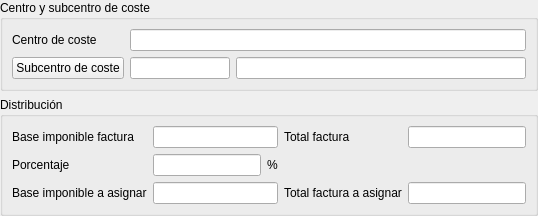
First picture: the form in es.alephsistemas.gestion.rrhh/rrhh_nominasdistribucioncostes.dbrecord.ui, repository dpinelo/AlephERP-MainModules, before the edit.
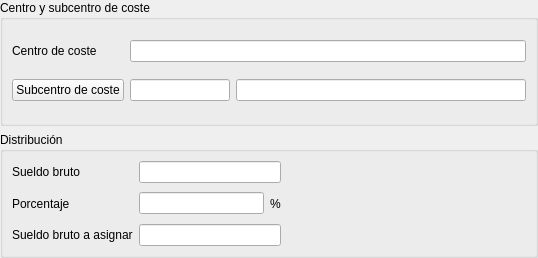
Second picture: the form after the edit. Custom widgets are drawn as their Qt base class.

```diff
--- a/es.alephsistemas.gestion.rrhh/rrhh_nominasdistribucioncostes.dbrecord.ui
+++ b/es.alephsistemas.gestion.rrhh/rrhh_nominasdistribucioncostes.dbrecord.ui
@@ -7,7 +7,7 @@
     <x>0</x>
     <y>0</y>
     <width>538</width>
-    <height>196</height>
+    <height>258</height>
    </rect>
   </property>
   <property name="windowTitle">
@@ -106,28 +106,14 @@
       <item row="0" column="0">
        <widget class="QLabel" name="label_2">
         <property name="text">
-         <string>Base imponible factura</string>
+         <string>Sueldo bruto</string>
         </property>
        </widget>
       </item>
       <item row="0" column="1">
        <widget class="DBNumberEdit" name="db_facturasprov_neto">
-        <property name="fieldName">
-         <string>facturasprov.neto</string>
-        </property>
-       </widget>
-      </item>
-      <item row="0" column="2">
-       <widget class="QLabel" name="label_6">
-        <property name="text">
-         <string>Total factura</string>
-        </property>
-       </widget>
-      </item>
-      <item row="0" column="3">
-       <widget class="DBNumberEdit" name="db_facturasprov_total">
-        <property name="fieldName">
-         <string>facturasprov.total</string>
+        <property name="fieldName" stdset="0">
+         <string>rrhh_nominas.sueldobruto</string>
         </property>
        </widget>
       </item>
@@ -175,7 +161,7 @@
       <item row="2" column="0">
        <widget class="QLabel" name="label_5">
         <property name="text">
-         <string>Base imponible a asignar</string>
+         <string>Sueldo bruto a asignar</string>
         </property>
        </widget>
       </item>
@@ -189,23 +175,6 @@
         </property>
        </widget>
       </item>
-      <item row="2" column="2">
-       <widget class="QLabel" name="label_7">
-        <property name="text">
-         <string>Total factura a asignar</string>
-        </property>
-       </widget>
-      </item>
-      <item row="2" column="3">
-       <widget class="DBNumberEdit" name="db_importe_2">
-        <property name="fieldName">
-         <string>total</string>
-        </property>
-        <property name="dataEditable">
-         <bool>false</bool>
-        </property>
-       </widget>
-      </item>
      </layout>
     </widget>
    </item>
```
Left out of the diff: 46 changed lines with no effect on the pictures.
